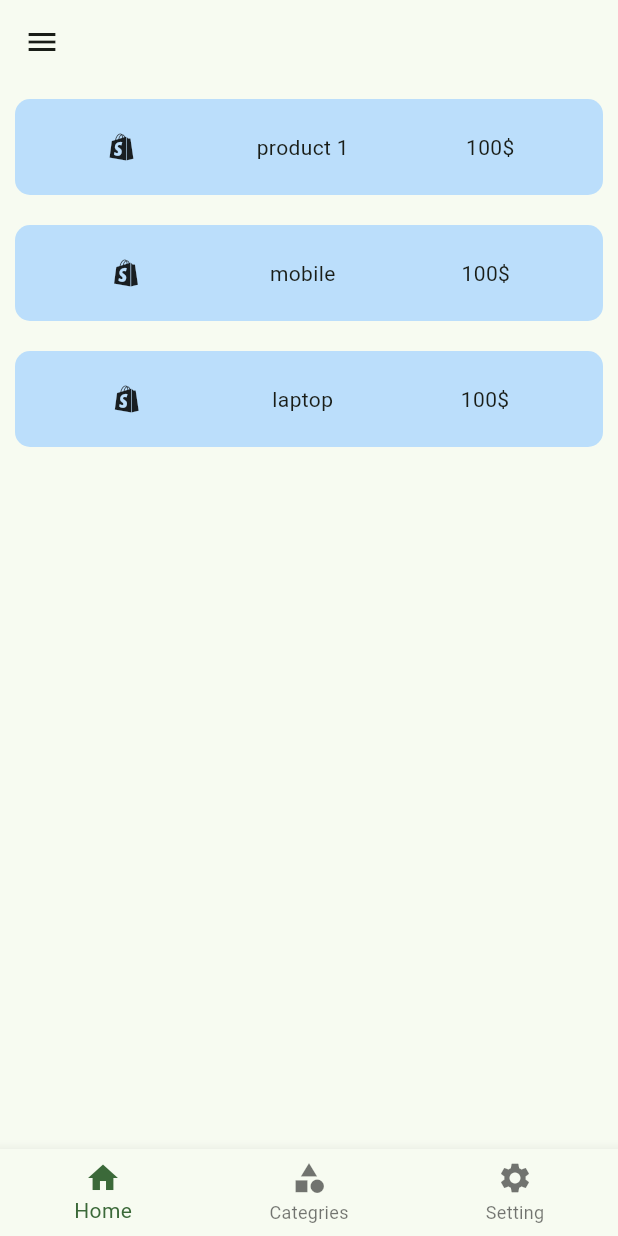
After one commit to Gamalkhallaf808/FirstApp, a Flutter app: the homePage screen opened directly, on a phone screen of 412 x 824 dp. The commit adds this screen. Run offline on Flutter 3.47's test engine with Material 3 defaults, Android fonts, the phone set to English and light mode, and no system bars; missing offline and left inert: dart:ffi.

Commit message:
First Edit

```diff
--- a/lib/main.dart
+++ b/lib/main.dart
@@ -13,7 +13,7 @@ class MyApp extends StatelessWidget {
     return MaterialApp(
       title: 'Flutter Demo',
       theme: ThemeData(
-        colorScheme: ColorScheme.fromSeed(seedColor: Colors.red),
+        colorScheme: ColorScheme.fromSeed(seedColor: Colors.green),
         useMaterial3: true,
       ),
       home: const SignPage(title: 'Gamal'),
--- /dev/null
+++ b/lib/pages/home.dart
@@ -0,0 +1,103 @@
+import 'package:flutter/material.dart';
+import 'package:flutter_app_2/pages/navBar/categories_screen.dart';
+import 'package:flutter_app_2/pages/navBar/main_screen.dart';
+import 'package:flutter_app_2/pages/navBar/settings_screen.dart';
+import 'package:flutter_app_2/pages/sign.dart';
+import 'package:flutter_app_2/widget/app-button.dart';
+
+// import 'package:shared_preferences/shared_preferences.dart';
+class homePage extends StatefulWidget {
+  // final String phoneNumber;
+  const homePage({
+    Key? key,
+  }) : super(key: key);
+
+  @override
+  State<homePage> createState() => _homePageState();
+}
+
+class _homePageState extends State<homePage> {
+  int pageIndex = 0;
+  List<Widget> pages = [
+    MainScreen(),
+    CategoriesScreen(),
+    SettingScreen(),
+  ];
+  @override
+  Widget build(BuildContext context) {
+    return Scaffold(
+      drawer: Container(
+        height: MediaQuery.of(context).size.height,
+        width: MediaQuery.of(context).size.width / 2,
+        color: Colors.white,
+        child: Column(
+          children: [
+            InkWell(
+              onTap: () {
+                Navigator.pushReplacement(
+                  context,
+                  MaterialPageRoute(builder: (context) => const SignPage()),);
+              },
+            ),
+            Padding(
+              padding: const EdgeInsets.only(top: 40),
+              child: Row(
+                mainAxisAlignment: MainAxisAlignment.spaceBetween,
+                children: [
+                  Icon(Icons.exit_to_app),
+                  Text("Signout"),
+                ],
+              ),
+            )
+          ],
+        ),
+      ),
+      appBar: AppBar(),
+      body: pages[pageIndex],
+      bottomNavigationBar: BottomNavigationBar(currentIndex: pageIndex,
+      onTap: onNavBarTapped,
+      items: [
+        BottomNavigationBarItem(icon: Icon(Icons.home), label: "Home"),
+        BottomNavigationBarItem(icon: Icon(Icons.category), label: "Categries"),
+        BottomNavigationBarItem(icon: Icon(Icons.settings), label: "Setting"),
+      ]),
+
+      // appBar: AppBar(
+      //   backgroundColor: Colors.red,
+      //   title: Text("Gamal", style: TextStyle(color: Colors.white, fontWeight: FontWeight.bold),),
+      // ),
+//       body: Column(
+//         children: [
+//         Text(widget.phoneNumber, style: TextStyle(color: Colors.red),),
+//           const Padding(
+//             padding: EdgeInsets.only(top: 40),
+//             child: Text("Is the number correct?", style: TextStyle(fontSize: 20, fontWeight: FontWeight.bold),
+// ),
+//           ),
+//             Center(
+//               child: appButton(
+//                 lable: "Next",
+//                 color: Colors.blue,
+//                 onTap: () {
+//                   print("gamal");
+//                 },
+//               ),
+//             ),
+//             appButton(
+//               lable: "revision",
+//               color: Colors.blue,
+//               onTap: () {
+//                 print("gamal");
+//               },
+//             ),
+//         ],
+//       ),
+    );
+  }
+  onNavBarTapped(int index) {
+    pageIndex = index;
+    setState(() {
+
+    });
+  }
+}
--- /dev/null
+++ b/lib/pages/navBar/main_screen.dart
@@ -0,0 +1,25 @@
+import 'package:flutter/material.dart';
+import 'package:flutter_app_2/widget/item_card.dart';
+
+class MainScreen extends StatefulWidget {
+  const MainScreen({super.key});
+  @override
+  State<MainScreen> createState() => _MainScreenState();
+}
+
+class _MainScreenState extends State<MainScreen> {
+  List<String> productName = ["product 1", "mobile", "laptop"];
+  @override
+  Widget build(BuildContext context) {
+    return ListView.builder(
+      itemCount: productName.length,
+      itemBuilder: (BuildContext context, int index) {
+        return ItemCard(productName: productName[index]);
+      },
+
+      // children: [
+      // ItemCard(productName: productName[0]),
+      // ],
+    );
+  }
+}
--- /dev/null
+++ b/lib/widget/item_card.dart
@@ -0,0 +1,29 @@
+import 'package:flutter/material.dart';
+
+class ItemCard extends StatelessWidget {
+  final String productName;
+  const ItemCard({Key? key, required this.productName}) : super(key: key);
+
+  @override
+  Widget build(BuildContext context) {
+    return Padding(
+      padding: const EdgeInsets.all(10),
+      child: Container(
+        decoration: BoxDecoration(
+            color: Colors.blue[100], borderRadius: BorderRadius.circular(10)),
+        child: Padding(
+          padding: const EdgeInsets.all(20),
+          child: Row(
+            mainAxisAlignment: MainAxisAlignment.spaceAround,
+            crossAxisAlignment: CrossAxisAlignment.center,
+            children: [
+              Icon(Icons.shopify),
+              Text(productName),
+              Text("100\$"),
+            ],
+          ),
+        ),
+      ),
+    );
+  }
+}
```
Also changed, not shown: lib/pages/navBar/categories_screen.dart (added, +31 -0 lines), lib/pages/navBar/settings_screen.dart (added, +19 -0 lines), lib/pages/sign.dart (+27 -14 lines), lib/pages/welcome.dart (+1 -48 lines).
